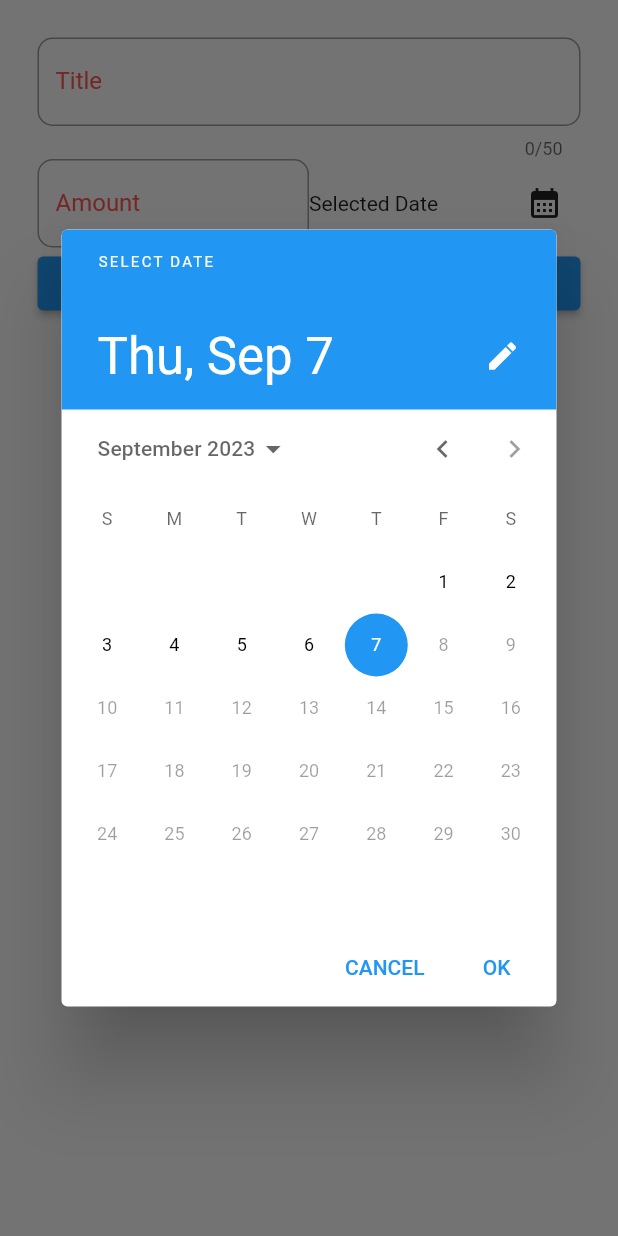
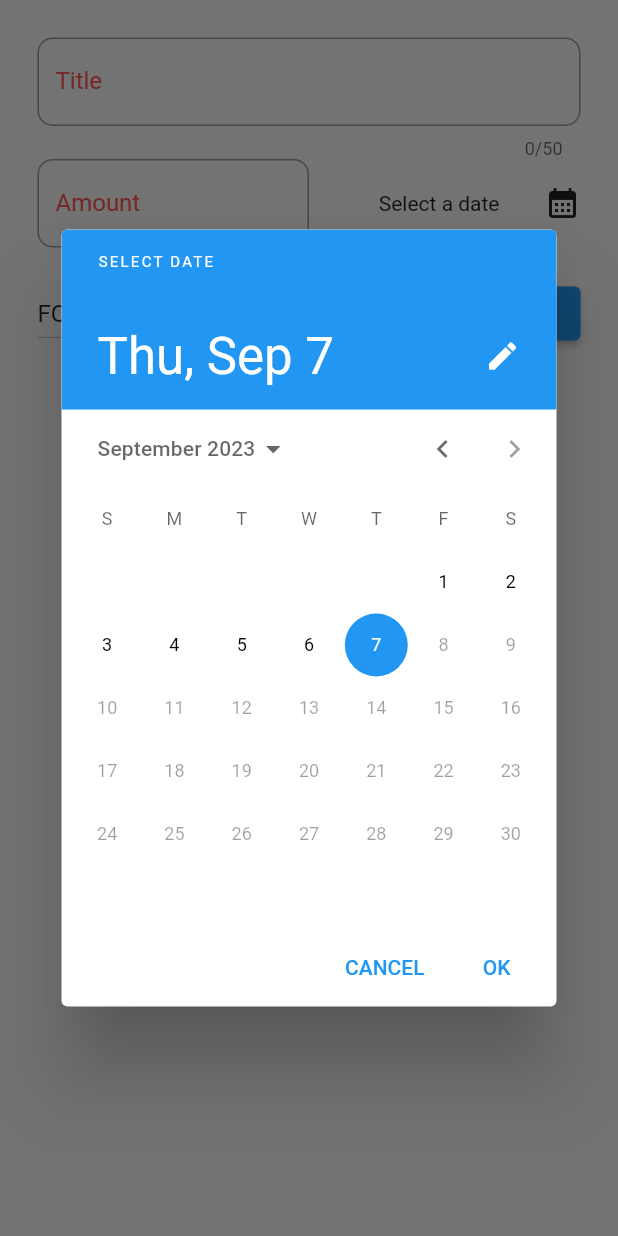
Before and after one commit to layal11/Flutter, a Flutter app: the NewExpense widget shown alone on an empty page, opened directly, after a tap on the "calendar month" icon, on a phone screen of 412 x 824 dp. Run offline on Flutter 3.47's test engine with Material 2 defaults, Android fonts, the phone set to English and light mode, and no system bars.

Commit message:
showDatePicker(), working with "Futures" for handling data async await and add a dropdown button

```diff
--- a/lib/models/expense.dart
+++ b/lib/models/expense.dart
@@ -3,7 +3,7 @@ import 'package:flutter/material.dart';
 import 'package:uuid/uuid.dart';
 
 const uuid = Uuid();
-final formatter = DateFormat.yMd();
+final myDateFormatter = DateFormat.yMd();
 
 enum Categories {
   food,
@@ -33,6 +33,6 @@ class Expense {
   final Categories category;
 
   String get getFormattedDate {
-    return formatter.format(date);
+    return myDateFormatter.format(date);
   }
 }
--- a/lib/widgets/new_expense.dart
+++ b/lib/widgets/new_expense.dart
@@ -1,4 +1,6 @@
+import 'package:first_flutter_app/models/expense.dart';
 import 'package:flutter/material.dart';
+import 'package:intl/intl.dart';
 
 class NewExpense extends StatefulWidget {
   const NewExpense({super.key});
@@ -10,6 +12,24 @@ class NewExpense extends StatefulWidget {
 class _NewExpenseState extends State<NewExpense> {
   final titleController = TextEditingController();
   final amountController = TextEditingController();
+  DateTime? selectedDate;
+  Categories selectedCategory = Categories.food;
+
+  void datePicker() async {
+    final now = DateTime.now();
+    final firstdate = DateTime(now.year - 1);
+    final lastDate = now;
+
+    var pickedDate = await showDatePicker(
+      context: context,
+      initialDate: now,
+      firstDate: firstdate,
+      lastDate: lastDate,
+    );
+    setState(() {
+      selectedDate = pickedDate;
+    });
+  }
 
   @override
   void dispose() {
@@ -17,19 +37,6 @@ class _NewExpenseState extends State<NewExpense> {
     titleController.dispose();
     amountController.dispose();
     super.dispose();
-  }
-
-  void datePicker() {
-    final now = DateTime.now();
-    final firstdate = DateTime(now.year - 1);
-    final lastDate = now;
-
-    showDatePicker(
-      context: context,
-      initialDate: now,
-      firstDate: firstdate,
-      lastDate: lastDate,
-    );
   }
 
   @override
@@ -77,9 +84,18 @@ class _NewExpenseState extends State<NewExpense> {
                 child: Row(
                   mainAxisAlignment: MainAxisAlignment.end,
                   children: [
-                    const Text('Selected Date'),
-                    const Spacer(),
+                    Text(
+                      selectedDate == null
+                          ? 'Select a date'
+                          : DateFormat.yMd().format(
+                              selectedDate!), // selectedDate! to tell flutter that this can't be null
+                    ),
+                    const SizedBox(width: 30),
                     IconButton(
+                      //to remove IconButton padding
+                      padding: EdgeInsets.zero,
+                      constraints: const BoxConstraints(),
+
                       onPressed: datePicker,
                       icon: const Icon(Icons.calendar_month),
                     ),
@@ -88,19 +104,45 @@ class _NewExpenseState extends State<NewExpense> {
               ),
             ],
           ),
+          const SizedBox(height: 20),
           Row(
             children: [
+              DropdownButton(
+                value: selectedCategory,
+                items: Categories.values
+                    .map(
+                      (category) => DropdownMenuItem(
+                        value: category,
+                        child: Text(
+                          category.name.toUpperCase(),
+                        ),
+                      ),
+                    )
+                    .toList(),
+                onChanged: (value) {
+                  setState(() {
+                    if (value == null) {
+                      return;
+                    }
+                    selectedCategory = value;
+                  });
+                  print(value);
+                },
+              ),
+              const Spacer(),
+              ElevatedButton(
+                onPressed: () => Navigator.pop(context),
+                child: const Text('Close'),
+              ),
+
+              // const Spacer(),
+
               ElevatedButton(
                 onPressed: () {
                   print(titleController.text);
                   print(amountController.text);
                 },
                 child: const Text('Save Expense'),
-              ),
-              const Spacer(),
-              ElevatedButton(
-                onPressed: () => Navigator.pop(context),
-                child: const Text('Close'),
               ),
             ],
           )
```
